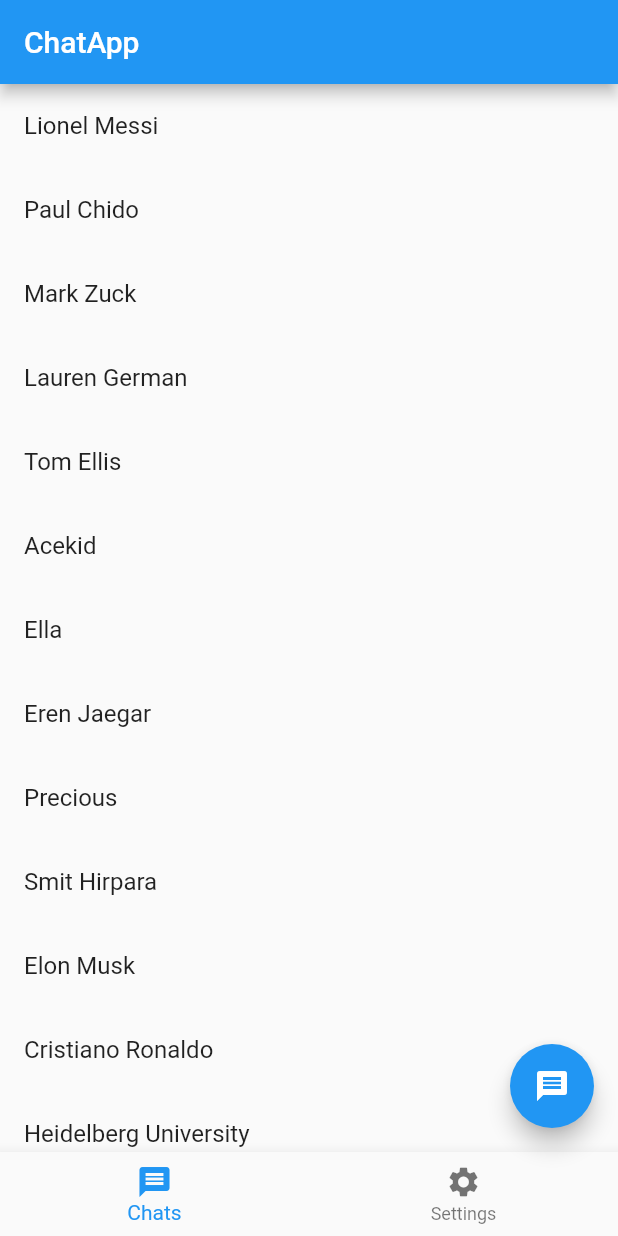
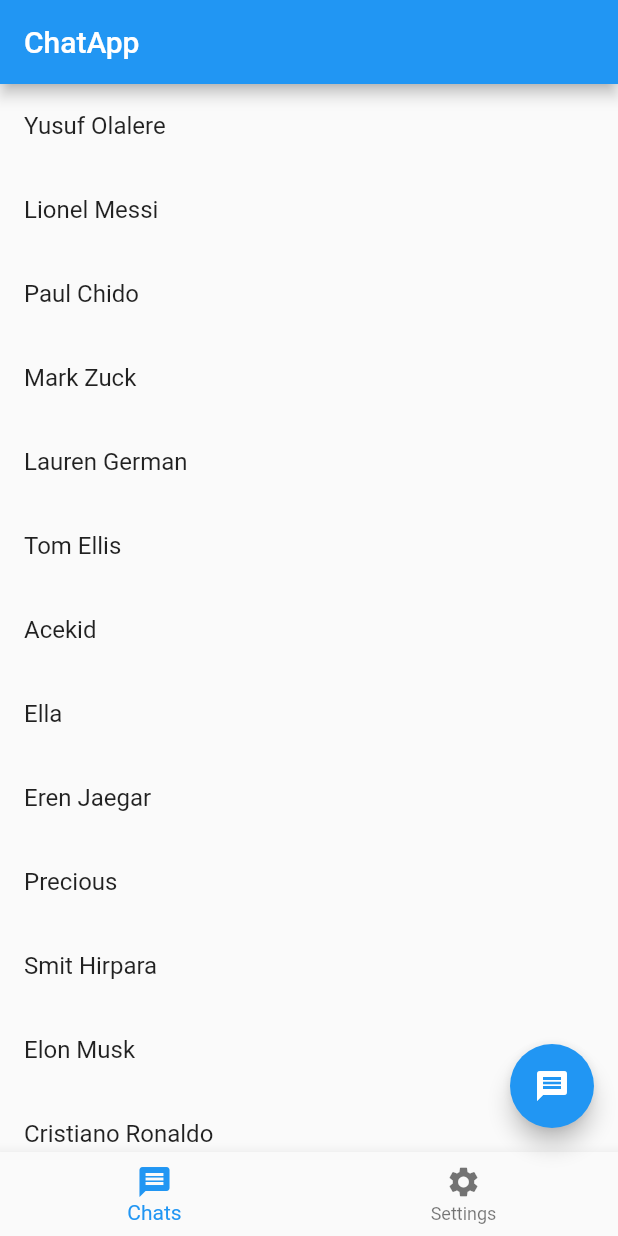
Before and after one commit to chizzy2205/Chat-App-project, a Flutter app: the screen it shows after launch, on a phone screen of 412 x 824 dp. Run offline on Flutter 3.47's test engine with Material 2 defaults, Android fonts, the phone set to English and light mode, and no system bars.

Commit message:
A few changes made

```diff
--- a/lib/main.dart
+++ b/lib/main.dart
@@ -71,6 +71,7 @@ class _NewChatState extends State<NewChat> {
 
 class ChatsSection extends StatefulWidget {
   final List<String> chatsfrontpage = [
+    'Yusuf Olalere',
     'Lionel Messi',
     "Paul Chido",
     'Mark Zuck',
```
